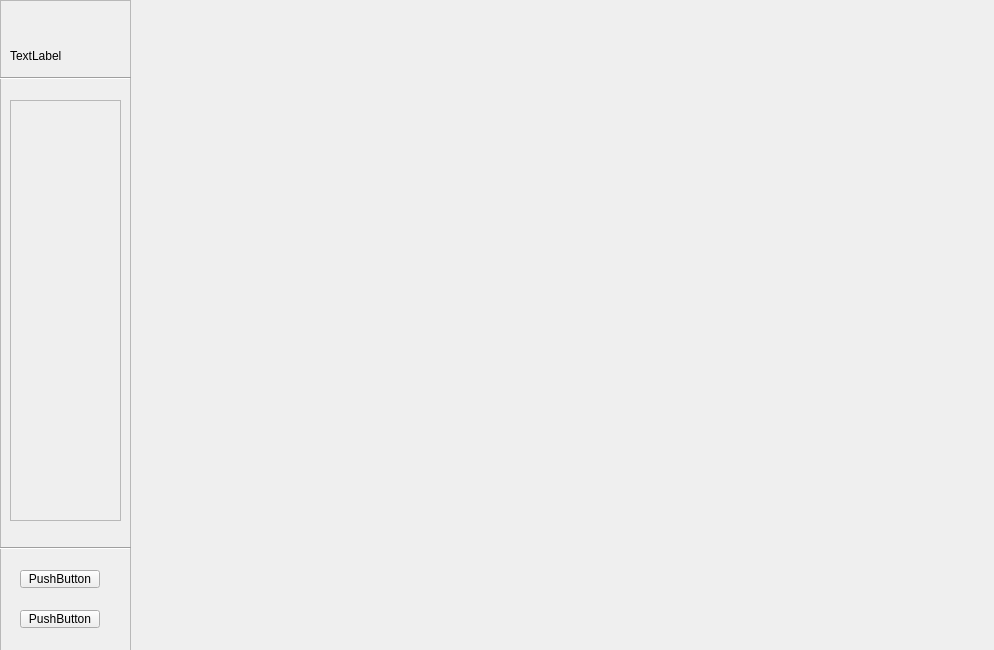
Old version of the form SocialNetwork/mainwindow.ui in the repository amir-h-A-0001/DS-SocialNetwork.
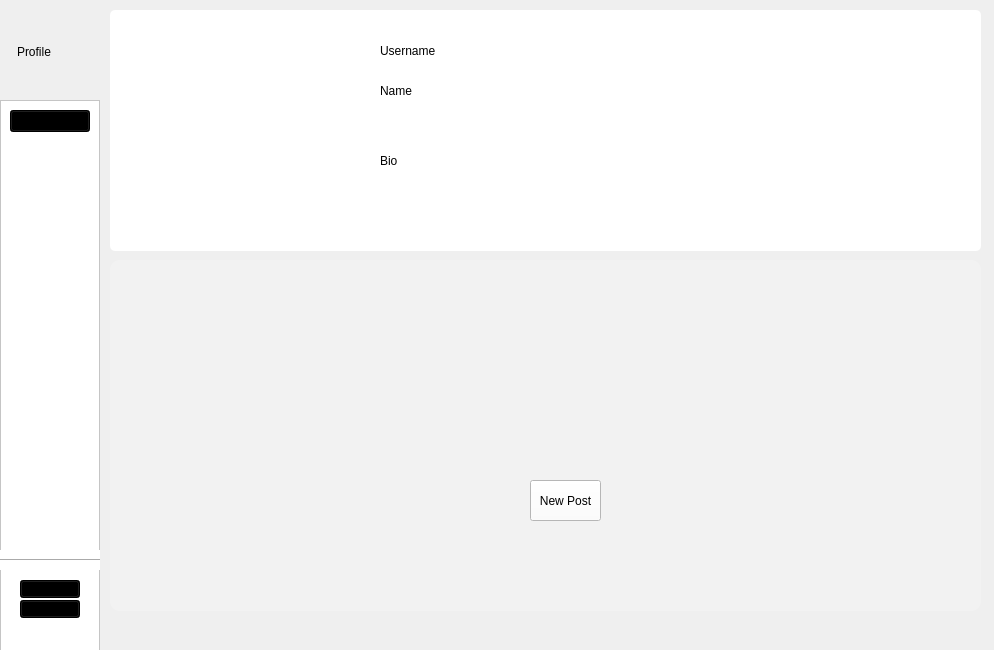
New version of the form. Icons and pictures are not drawn.

Commit message: added and fixed some frames and buttons

Patch:
```diff
--- a/SocialNetwork/mainwindow.ui
+++ b/SocialNetwork/mainwindow.ui
@@ -13,43 +13,64 @@
   <property name="windowTitle">
    <string>MainWindow</string>
   </property>
+  <property name="styleSheet">
+   <string notr="true"/>
+  </property>
   <widget class="QWidget" name="centralwidget">
    <widget class="QFrame" name="frame">
     <property name="geometry">
      <rect>
       <x>0</x>
-      <y>0</y>
-      <width>131</width>
-      <height>651</height>
+      <y>100</y>
+      <width>100</width>
+      <height>551</height>
      </rect>
     </property>
+    <property name="styleSheet">
+     <string notr="true">QFrame {
+	background-color: rgb(255, 255, 255);
+}
+QPushButton {
+	background : transparent;
+}</string>
+    </property>
     <property name="frameShape">
      <enum>QFrame::Shape::StyledPanel</enum>
     </property>
     <property name="frameShadow">
      <enum>QFrame::Shadow::Raised</enum>
     </property>
-    <widget class="QLabel" name="label">
+    <widget class="QScrollArea" name="sideUserSA">
      <property name="geometry">
       <rect>
-       <x>10</x>
-       <y>10</y>
-       <width>101</width>
-       <height>91</height>
+       <x>0</x>
+       <y>0</y>
+       <width>100</width>
+       <height>451</height>
       </rect>
      </property>
-     <property name="text">
-      <string>TextLabel</string>
-     </property>
-    </widget>
-    <widget class="QScrollArea" name="scrollArea">
-     <property name="geometry">
-      <rect>
-       <x>10</x>
-       <y>100</y>
-       <width>111</width>
-       <height>421</height>
-      </rect>
+     <property name="styleSheet">
+      <string notr="true">QScrollArea QWidget {
+	background : transparent;
+        }
+    QScrollBar:vertical {
+        border: 1px solid #999999;
+        background: #eeeeee;
+        width: 10px;
+        margin: 0px 0px 0px 0px;
+    }
+    QScrollBar::handle:vertical {
+        background: #aaaaaa;
+        min-height: 20px;
+    }
+    QScrollBar::up-arrow:vertical, QScrollBar::down-arrow:vertical {
+        border: 1px solid black;
+        width: 3px;
+        height: 3px;
+        background: #333333;
+    }
+   
+</string>
      </property>
      <property name="widgetResizable">
       <bool>true</bool>
@@ -59,65 +80,393 @@
        <rect>
         <x>0</x>
         <y>0</y>
-        <width>109</width>
-        <height>419</height>
+        <width>98</width>
+        <height>449</height>
        </rect>
       </property>
+      <layout class="QVBoxLayout" name="verticalLayout">
+       <item>
+        <widget class="QPushButton" name="sideSearchPB">
+         <property name="minimumSize">
+          <size>
+           <width>0</width>
+           <height>0</height>
+          </size>
+         </property>
+         <property name="styleSheet">
+          <string notr="true">background-color: rgb(0, 0, 0);</string>
+         </property>
+         <property name="text">
+          <string/>
+         </property>
+        </widget>
+       </item>
+       <item>
+        <spacer name="verticalSpacer">
+         <property name="orientation">
+          <enum>Qt::Orientation::Vertical</enum>
+         </property>
+         <property name="sizeHint" stdset="0">
+          <size>
+           <width>20</width>
+           <height>40</height>
+          </size>
+         </property>
+        </spacer>
+       </item>
+      </layout>
      </widget>
     </widget>
     <widget class="QPushButton" name="pushButton">
      <property name="geometry">
       <rect>
        <x>20</x>
-       <y>610</y>
-       <width>80</width>
+       <y>500</y>
+       <width>60</width>
        <height>18</height>
       </rect>
      </property>
+     <property name="styleSheet">
+      <string notr="true">background-color: rgb(0, 0, 0);</string>
+     </property>
      <property name="text">
-      <string>PushButton</string>
+      <string/>
      </property>
     </widget>
     <widget class="QPushButton" name="pushButton_2">
      <property name="geometry">
       <rect>
        <x>20</x>
-       <y>570</y>
-       <width>80</width>
+       <y>480</y>
+       <width>60</width>
        <height>18</height>
       </rect>
      </property>
+     <property name="styleSheet">
+      <string notr="true">background-color: rgb(0, 0, 0);</string>
+     </property>
      <property name="text">
-      <string>PushButton</string>
+      <string/>
      </property>
     </widget>
     <widget class="Line" name="line">
      <property name="geometry">
       <rect>
        <x>0</x>
-       <y>540</y>
-       <width>131</width>
-       <height>16</height>
+       <y>450</y>
+       <width>101</width>
+       <height>20</height>
       </rect>
      </property>
-     <property name="orientation">
-      <enum>Qt::Orientation::Horizontal</enum>
+     <property name="styleSheet">
+      <string notr="true">QHorizontalLine {
+	
+	color: rgb(0, 0, 0);
+}</string>
      </property>
-    </widget>
-    <widget class="Line" name="line_2">
-     <property name="geometry">
-      <rect>
-       <x>0</x>
-       <y>70</y>
-       <width>131</width>
-       <height>16</height>
-      </rect>
-     </property>
      <property name="orientation">
       <enum>Qt::Orientation::Horizontal</enum>
      </property>
     </widget>
    </widget>
+   <widget class="QStackedWidget" name="mainSV">
+    <property name="geometry">
+     <rect>
+      <x>100</x>
+      <y>0</y>
+      <width>901</width>
+      <height>651</height>
+     </rect>
+    </property>
+    <property name="styleSheet">
+     <string notr="true">QStackedWidget {
+	
+	background-image: url(:/Backgrounds/Firewatch Green Wallpaper_enhanced.jpg);
+}</string>
+    </property>
+    <property name="currentIndex">
+     <number>0</number>
+    </property>
+    <widget class="QWidget" name="usersPageSVP">
+     <widget class="QScrollArea" name="postsSA">
+      <property name="geometry">
+       <rect>
+        <x>10</x>
+        <y>260</y>
+        <width>871</width>
+        <height>351</height>
+       </rect>
+      </property>
+      <property name="styleSheet">
+       <string notr="true">QScrollArea {
+	background : rgba(255, 255, 255, 50);
+border-radius: 10px;
+}
+QScrollArea QWidget {
+	background : transparent;
+}
+    
+</string>
+      </property>
+      <property name="widgetResizable">
+       <bool>true</bool>
+      </property>
+      <widget class="QWidget" name="scrollAreaWidgetContents_2">
+       <property name="geometry">
+        <rect>
+         <x>0</x>
+         <y>0</y>
+         <width>871</width>
+         <height>351</height>
+        </rect>
+       </property>
+       <widget class="QPushButton" name="newPostPB">
+        <property name="geometry">
+         <rect>
+          <x>420</x>
+          <y>220</y>
+          <width>71</width>
+          <height>41</height>
+         </rect>
+        </property>
+        <property name="sizePolicy">
+         <sizepolicy hsizetype="Fixed" vsizetype="Fixed">
+          <horstretch>0</horstretch>
+          <verstretch>0</verstretch>
+         </sizepolicy>
+        </property>
+        <property name="cursor">
+         <cursorShape>PointingHandCursor</cursorShape>
+        </property>
+        <property name="styleSheet">
+         <string notr="true">background-color: rgb(255, 255, 255);
+color: rgb(0, 0, 0);</string>
+        </property>
+        <property name="text">
+         <string>New Post</string>
+        </property>
+       </widget>
+      </widget>
+     </widget>
+     <widget class="QFrame" name="userInformationF">
+      <property name="geometry">
+       <rect>
+        <x>10</x>
+        <y>10</y>
+        <width>871</width>
+        <height>241</height>
+       </rect>
+      </property>
+      <property name="styleSheet">
+       <string notr="true"> QFrame {
+        border-radius: 5px;
+	background-color: rgb(255, 255, 255);
+    }
+QLabel {
+	background : transparent;
+	font: 10pt &quot;Dosis&quot;;
+	color: rgb(0, 0, 0);
+}
+QPushButton {
+	background : transparent;
+	border : none;
+}</string>
+      </property>
+      <property name="frameShape">
+       <enum>QFrame::Shape::StyledPanel</enum>
+      </property>
+      <property name="frameShadow">
+       <enum>QFrame::Shadow::Raised</enum>
+      </property>
+      <widget class="QPushButton" name="settingPB">
+       <property name="geometry">
+        <rect>
+         <x>830</x>
+         <y>10</y>
+         <width>20</width>
+         <height>16</height>
+        </rect>
+       </property>
+       <property name="cursor">
+        <cursorShape>PointingHandCursor</cursorShape>
+       </property>
+       <property name="text">
+        <string/>
+       </property>
+      </widget>
+      <widget class="QLabel" name="userProfileLB">
+       <property name="geometry">
+        <rect>
+         <x>20</x>
+         <y>20</y>
+         <width>190</width>
+         <height>190</height>
+        </rect>
+       </property>
+       <property name="text">
+        <string/>
+       </property>
+      </widget>
+      <widget class="QLabel" name="usernameLB">
+       <property name="geometry">
+        <rect>
+         <x>270</x>
+         <y>20</y>
+         <width>271</width>
+         <height>41</height>
+        </rect>
+       </property>
+       <property name="text">
+        <string>Username</string>
+       </property>
+      </widget>
+      <widget class="QLabel" name="nameLB">
+       <property name="geometry">
+        <rect>
+         <x>270</x>
+         <y>60</y>
+         <width>231</width>
+         <height>41</height>
+        </rect>
+       </property>
+       <property name="text">
+        <string>Name</string>
+       </property>
+       <property name="wordWrap">
+        <bool>true</bool>
+       </property>
+      </widget>
+      <widget class="QLabel" name="userBioLB">
+       <property name="geometry">
+        <rect>
+         <x>270</x>
+         <y>110</y>
+         <width>271</width>
+         <height>81</height>
+        </rect>
+       </property>
+       <property name="text">
+        <string>Bio</string>
+       </property>
+       <property name="textFormat">
+        <enum>Qt::TextFormat::PlainText</enum>
+       </property>
+       <property name="wordWrap">
+        <bool>true</bool>
+       </property>
+      </widget>
+     </widget>
+     <zorder>userInformationF</zorder>
+     <zorder>postsSA</zorder>
+    </widget>
+    <widget class="QWidget" name="searchSVP">
+     <widget class="QPushButton" name="searchPB">
+      <property name="geometry">
+       <rect>
+        <x>590</x>
+        <y>30</y>
+        <width>80</width>
+        <height>18</height>
+       </rect>
+      </property>
+      <property name="text">
+       <string>PushButton</string>
+      </property>
+     </widget>
+     <widget class="QLineEdit" name="searchBoxLE">
+      <property name="geometry">
+       <rect>
+        <x>90</x>
+        <y>30</y>
+        <width>461</width>
+        <height>20</height>
+       </rect>
+      </property>
+     </widget>
+     <widget class="QStackedWidget" name="searchSV">
+      <property name="geometry">
+       <rect>
+        <x>30</x>
+        <y>70</y>
+        <width>761</width>
+        <height>561</height>
+       </rect>
+      </property>
+      <property name="currentIndex">
+       <number>0</number>
+      </property>
+      <widget class="QWidget" name="suggestSVP">
+       <widget class="QScrollArea" name="suggestionSA">
+        <property name="geometry">
+         <rect>
+          <x>20</x>
+          <y>30</y>
+          <width>711</width>
+          <height>241</height>
+         </rect>
+        </property>
+        <property name="widgetResizable">
+         <bool>true</bool>
+        </property>
+        <widget class="QWidget" name="scrollAreaWidgetContents_3">
+         <property name="geometry">
+          <rect>
+           <x>0</x>
+           <y>0</y>
+           <width>709</width>
+           <height>239</height>
+          </rect>
+         </property>
+        </widget>
+       </widget>
+      </widget>
+      <widget class="QWidget" name="searchAllUserSVP">
+       <widget class="QScrollArea" name="searchResultSA">
+        <property name="geometry">
+         <rect>
+          <x>20</x>
+          <y>20</y>
+          <width>711</width>
+          <height>531</height>
+         </rect>
+        </property>
+        <property name="widgetResizable">
+         <bool>true</bool>
+        </property>
+        <widget class="QWidget" name="scrollAreaWidgetContents_4">
+         <property name="geometry">
+          <rect>
+           <x>0</x>
+           <y>0</y>
+           <width>709</width>
+           <height>529</height>
+          </rect>
+         </property>
+        </widget>
+       </widget>
+      </widget>
+     </widget>
+    </widget>
+   </widget>
+   <widget class="QLabel" name="sideUserProfileLB">
+    <property name="geometry">
+     <rect>
+      <x>17</x>
+      <y>17</y>
+      <width>70</width>
+      <height>70</height>
+     </rect>
+    </property>
+    <property name="styleSheet">
+     <string notr="true">color: rgb(0, 0, 0);</string>
+    </property>
+    <property name="text">
+     <string>Profile</string>
+    </property>
+   </widget>
+   <zorder>mainSV</zorder>
+   <zorder>sideF</zorder>
+   <zorder>sideUserProfileLB</zorder>
   </widget>
  </widget>
  <resources/>
```
Left out of the diff: 10 changed lines with no effect on the pictures. The commit also changes 16 other files.
